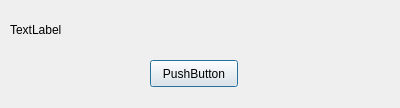
Above: messagedialog.ui from xen20/Randomizer before the change. Below: the same form after it.
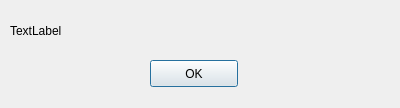
That is the form after the change.

Diff of the .ui file:
```diff
--- a/messagedialog.ui
+++ b/messagedialog.ui
@@ -17,14 +17,17 @@
    <property name="geometry">
     <rect>
      <x>10</x>
-     <y>20</y>
+     <y>10</y>
      <width>371</width>
-     <height>19</height>
+     <height>41</height>
     </rect>
    </property>
    <property name="text">
     <string>TextLabel</string>
    </property>
+   <property name="wordWrap">
+    <bool>true</bool>
+   </property>
   </widget>
   <widget class="QPushButton" name="pushButton">
    <property name="geometry">
@@ -36,7 +39,7 @@
     </rect>
    </property>
    <property name="text">
-    <string>PushButton</string>
+    <string>OK</string>
    </property>
   </widget>
  </widget>
```
Left out of the diff: 5 changed lines with no effect on the pictures.
